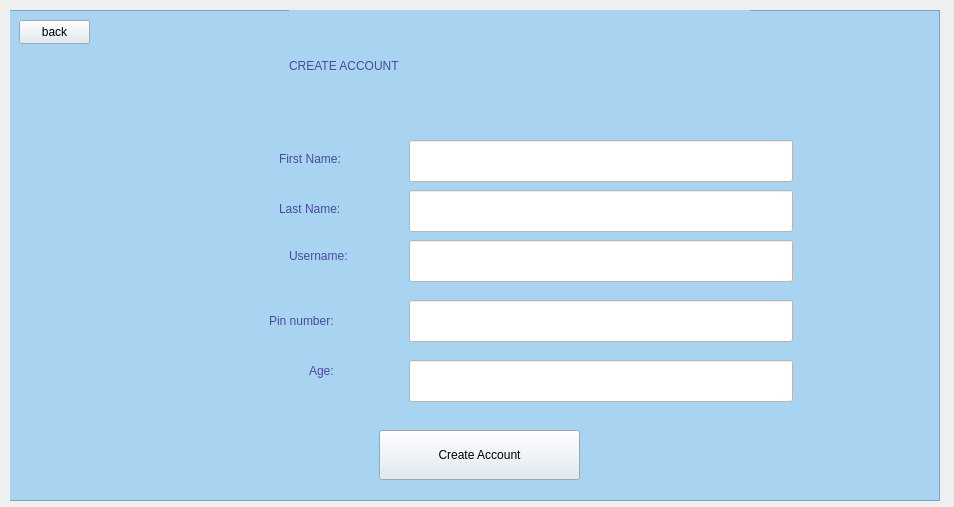
The window that view/registeracc.ui (rawsashimi1604/1009_BankingSystem) describes before a commit, drawn with Qt 5.
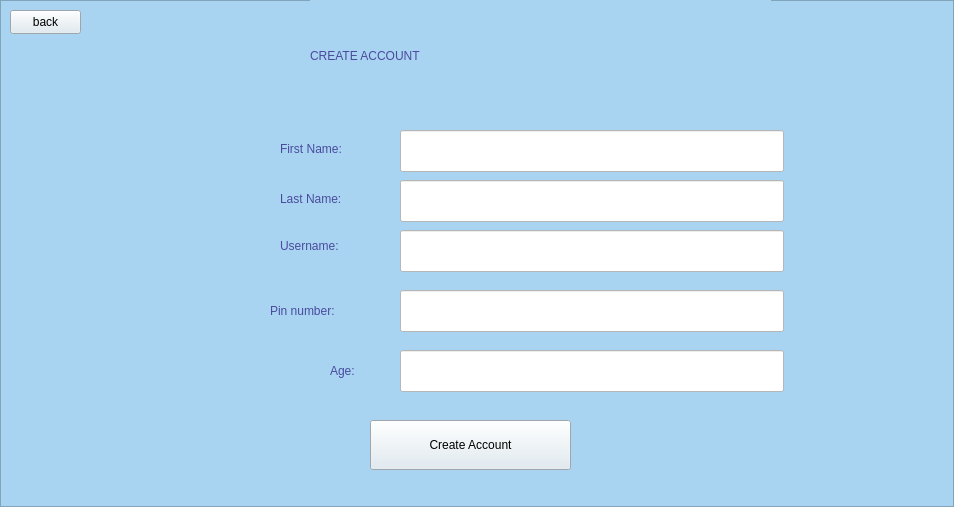
The same window after the commit.

Patch:
```diff
--- a/view/registeracc.ui
+++ b/view/registeracc.ui
@@ -19,20 +19,20 @@
   <widget class="QStackedWidget" name="stackedWidget">
    <property name="geometry">
     <rect>
-     <x>10</x>
-     <y>10</y>
-     <width>941</width>
-     <height>491</height>
+     <x>0</x>
+     <y>0</y>
+     <width>954</width>
+     <height>507</height>
     </rect>
    </property>
    <widget class="QWidget" name="page">
     <widget class="QFrame" name="frame">
      <property name="geometry">
       <rect>
-       <x>-1</x>
+       <x>0</x>
        <y>0</y>
-       <width>931</width>
-       <height>491</height>
+       <width>954</width>
+       <height>507</height>
       </rect>
      </property>
      <property name="styleSheet">
@@ -64,7 +64,7 @@
      <widget class="QLabel" name="label_6">
       <property name="geometry">
        <rect>
-        <x>270</x>
+        <x>280</x>
         <y>110</y>
         <width>121</width>
         <height>78</height>
@@ -81,7 +81,7 @@
      <widget class="QLabel" name="label_7">
       <property name="geometry">
        <rect>
-        <x>270</x>
+        <x>280</x>
         <y>180</y>
         <width>141</width>
         <height>37</height>
@@ -115,7 +115,7 @@
      <widget class="QLabel" name="label_9">
       <property name="geometry">
        <rect>
-        <x>260</x>
+        <x>270</x>
         <y>280</y>
         <width>121</width>
         <height>61</height>
@@ -132,8 +132,8 @@
      <widget class="QLabel" name="label_2">
       <property name="geometry">
        <rect>
-        <x>300</x>
-        <y>330</y>
+        <x>330</x>
+        <y>340</y>
         <width>61</width>
         <height>61</height>
        </rect>
@@ -149,7 +149,7 @@
      <widget class="QLabel" name="label">
       <property name="geometry">
        <rect>
-        <x>280</x>
+        <x>310</x>
         <y>0</y>
         <width>461</width>
         <height>111</height>
```
